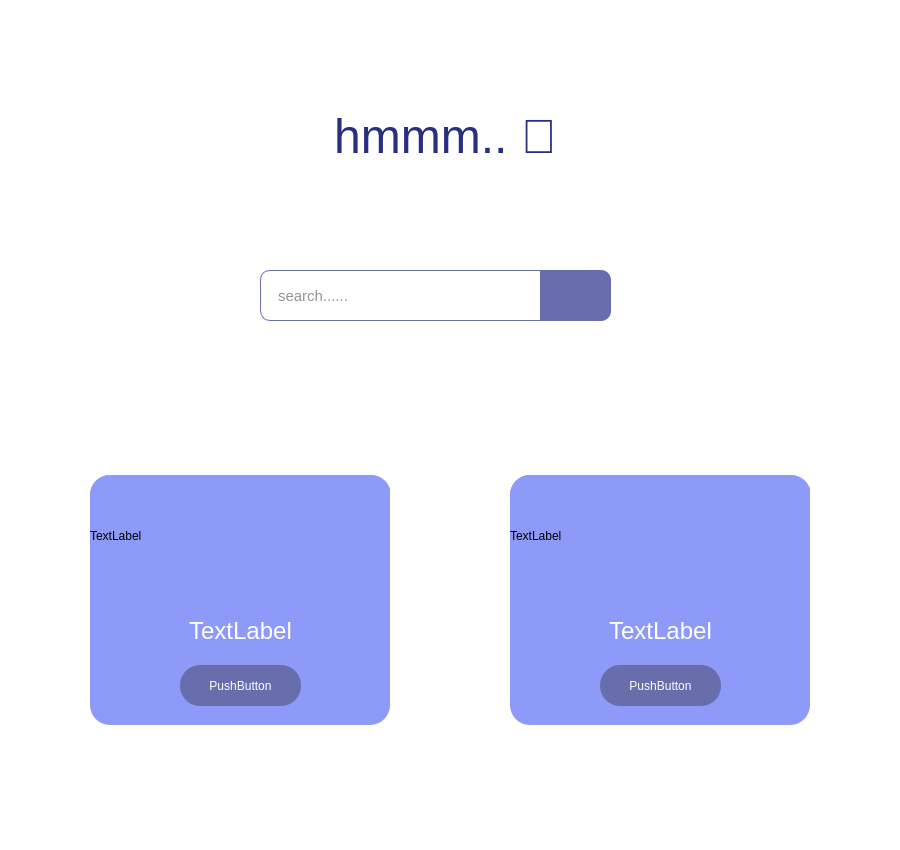
Old version of the form apps/Frames/searchFrame.ui in the repository YadavGulshan/MedAlthea.
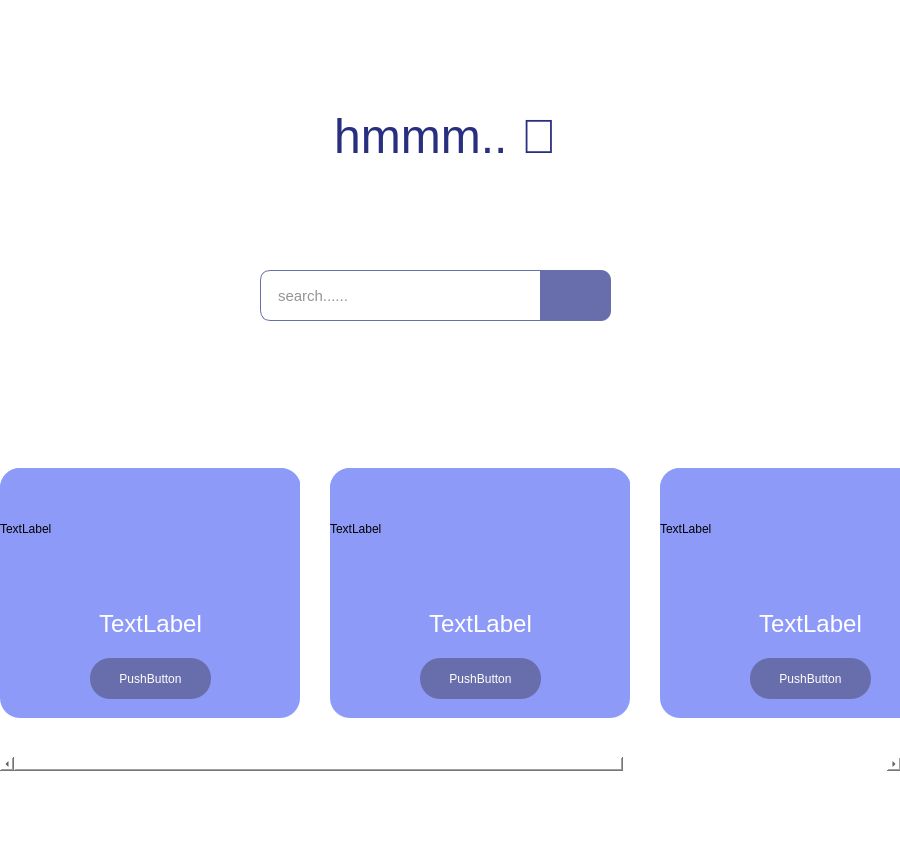
New version of the form. Icons and pictures are not drawn.

Commit message: working on search frame

```diff
--- a/apps/Frames/searchFrame.ui
+++ b/apps/Frames/searchFrame.ui
@@ -153,10 +153,10 @@
    <widget class="QWidget" name="scrollAreaWidgetContents">
     <property name="geometry">
      <rect>
-      <x>0</x>
+      <x>-211</x>
       <y>0</y>
-      <width>901</width>
-      <height>341</height>
+      <width>1290</width>
+      <height>327</height>
      </rect>
     </property>
     <property name="sizePolicy">
@@ -264,6 +264,160 @@
        </widget>
       </widget>
      </item>
+     <item>
+      <widget class="QWidget" name="widget_4" native="true">
+       <property name="sizePolicy">
+        <sizepolicy hsizetype="Fixed" vsizetype="Fixed">
+         <horstretch>0</horstretch>
+         <verstretch>0</verstretch>
+        </sizepolicy>
+       </property>
+       <property name="minimumSize">
+        <size>
+         <width>300</width>
+         <height>250</height>
+        </size>
+       </property>
+       <property name="styleSheet">
+        <string notr="true">background-color: rgb(142, 154, 247);
+border-radius: 20px;</string>
+       </property>
+       <widget class="QLabel" name="label_8">
+        <property name="geometry">
+         <rect>
+          <x>0</x>
+          <y>130</y>
+          <width>301</width>
+          <height>51</height>
+         </rect>
+        </property>
+        <property name="font">
+         <font>
+          <pointsize>18</pointsize>
+         </font>
+        </property>
+        <property name="styleSheet">
+         <string notr="true">color: rgb(255, 255, 255);</string>
+        </property>
+        <property name="text">
+         <string>TextLabel</string>
+        </property>
+        <property name="alignment">
+         <set>Qt::AlignCenter</set>
+        </property>
+       </widget>
+       <widget class="QPushButton" name="pushButton_6">
+        <property name="geometry">
+         <rect>
+          <x>90</x>
+          <y>190</y>
+          <width>121</width>
+          <height>41</height>
+         </rect>
+        </property>
+        <property name="styleSheet">
+         <string notr="true">background-color: rgb(104, 110, 171);
+color: rgb(254, 255, 255);</string>
+        </property>
+        <property name="text">
+         <string>PushButton</string>
+        </property>
+       </widget>
+       <widget class="QLabel" name="label_11">
+        <property name="geometry">
+         <rect>
+          <x>0</x>
+          <y>0</y>
+          <width>301</width>
+          <height>121</height>
+         </rect>
+        </property>
+        <property name="styleSheet">
+         <string notr="true"/>
+        </property>
+        <property name="text">
+         <string>TextLabel</string>
+        </property>
+       </widget>
+      </widget>
+     </item>
+     <item>
+      <widget class="QWidget" name="widget_3" native="true">
+       <property name="sizePolicy">
+        <sizepolicy hsizetype="Fixed" vsizetype="Fixed">
+         <horstretch>0</horstretch>
+         <verstretch>0</verstretch>
+        </sizepolicy>
+       </property>
+       <property name="minimumSize">
+        <size>
+         <width>300</width>
+         <height>250</height>
+        </size>
+       </property>
+       <property name="styleSheet">
+        <string notr="true">background-color: rgb(142, 154, 247);
+border-radius: 20px;</string>
+       </property>
+       <widget class="QLabel" name="label_6">
+        <property name="geometry">
+         <rect>
+          <x>0</x>
+          <y>130</y>
+          <width>301</width>
+          <height>51</height>
+         </rect>
+        </property>
+        <property name="font">
+         <font>
+          <pointsize>18</pointsize>
+         </font>
+        </property>
+        <property name="styleSheet">
+         <string notr="true">color: rgb(255, 255, 255);</string>
+        </property>
+        <property name="text">
+         <string>TextLabel</string>
+        </property>
+        <property name="alignment">
+         <set>Qt::AlignCenter</set>
+        </property>
+       </widget>
+       <widget class="QPushButton" name="pushButton_4">
+        <property name="geometry">
+         <rect>
+          <x>90</x>
+          <y>190</y>
+          <width>121</width>
+          <height>41</height>
+         </rect>
+        </property>
+        <property name="styleSheet">
+         <string notr="true">background-color: rgb(104, 110, 171);
+color: rgb(254, 255, 255);</string>
+        </property>
+        <property name="text">
+         <string>PushButton</string>
+        </property>
+       </widget>
+       <widget class="QLabel" name="label_7">
+        <property name="geometry">
+         <rect>
+          <x>0</x>
+          <y>0</y>
+          <width>301</width>
+          <height>121</height>
+         </rect>
+        </property>
+        <property name="styleSheet">
+         <string notr="true"/>
+        </property>
+        <property name="text">
+         <string>TextLabel</string>
+        </property>
+       </widget>
+      </widget>
+     </item>
      <item>
       <widget class="QWidget" name="widget" native="true">
        <property name="sizePolicy">
```
The commit also changes 1 other file.
